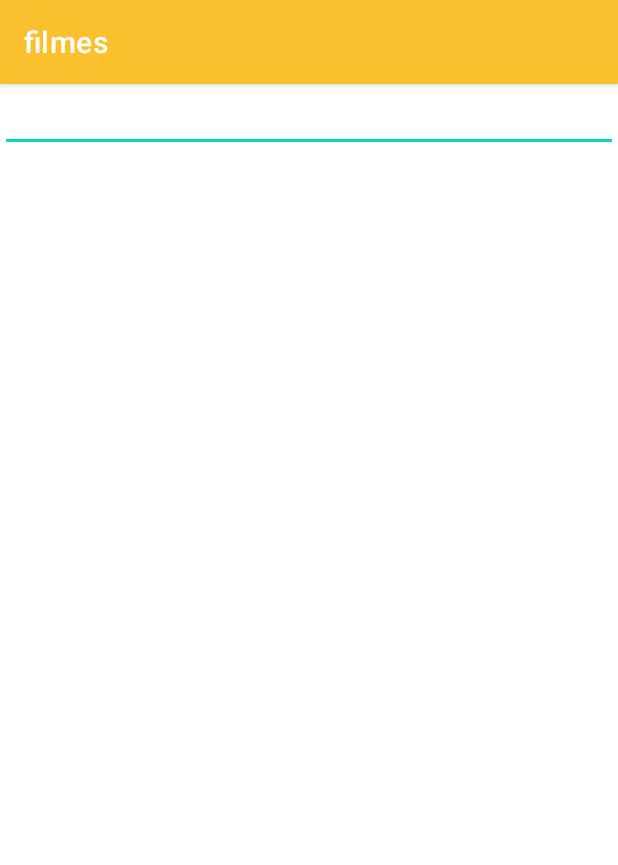
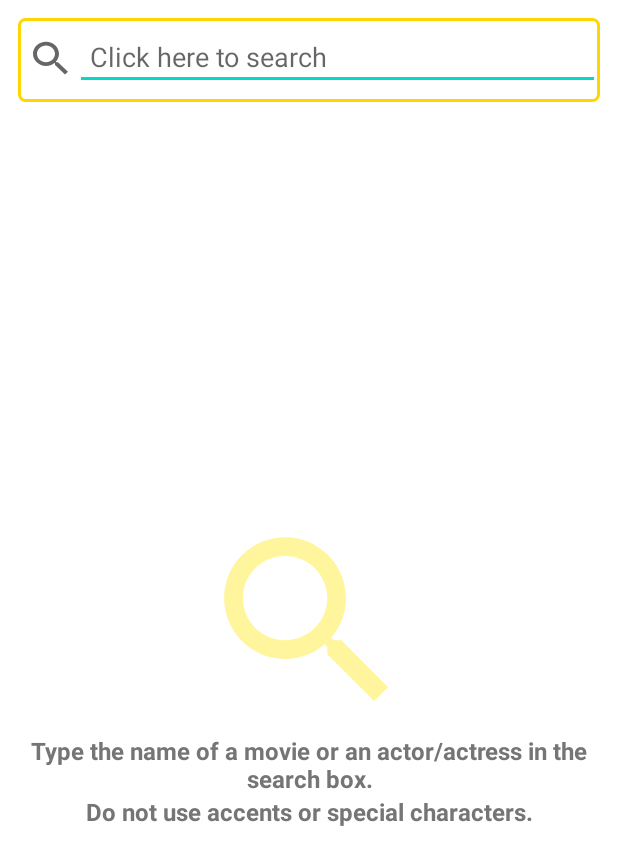
Before and after one commit to aline-mattos/moviesearch, an Android app: the screen it shows after launch (MainActivity), on a phone screen of 412 x 824 dp. Shown: the top 865 px of the screen. Run offline under Robolectric (Android 15) with nearby library versions, the phone set to English and light mode, and no system bars.

Commit message:
First activity creation

```diff
--- a/app/src/main/java/com/mattos/aline/filmes/ui/activity/MainActivity.kt
+++ b/app/src/main/java/com/mattos/aline/filmes/ui/activity/MainActivity.kt
@@ -1,17 +1,39 @@
 package com.mattos.aline.filmes.ui.activity
 
-import androidx.appcompat.app.AppCompatActivity
+import android.app.Activity
 import android.os.Bundle
+import android.view.KeyEvent
+import android.view.inputmethod.EditorInfo
 import com.mattos.aline.filmes.R
+import kotlinx.android.synthetic.main.activity_main.*
 
-class MainActivity : AppCompatActivity() {
+class MainActivity : Activity() {
     override fun onCreate(savedInstanceState: Bundle?) {
         super.onCreate(savedInstanceState)
         setContentView(R.layout.activity_main)
+        setup()
     }
 
     //Setup
     private fun setup() {
+        setupButtons()
+        setupEditText()
+    }
+
+    private fun setupEditText() {
+        edit_text_search.setOnEditorActionListener { view, id, event ->
+            if (id == EditorInfo.IME_ACTION_SEARCH
+                || id == EditorInfo.IME_ACTION_DONE
+                || event.action == KeyEvent.ACTION_DOWN
+                && event.keyCode == KeyEvent.KEYCODE_ENTER) {
+                //aqui ele vai pesquisar o que eu terei digitado?
+                true
+            }
+            false
+        }
+    }
+
+    private fun setupButtons() {
 
     }
 }
--- /dev/null
+++ b/app/src/main/res/drawable/shape_button_search.xml
@@ -0,0 +1,9 @@
+<?xml version="1.0" encoding="utf-8"?>
+<shape xmlns:android="http://schemas.android.com/apk/res/android">
+    <solid android:color="@color/white"/>
+    <corners android:radius="4dp"/>
+    <stroke
+        android:width="2dp"
+        android:color="@color/yellow_A700"/>
+
+</shape>
--- /dev/null
+++ b/app/src/main/res/drawable/vector_search.xml
@@ -0,0 +1,10 @@
+<vector xmlns:android="http://schemas.android.com/apk/res/android"
+    android:width="24dp"
+    android:height="24dp"
+    android:viewportWidth="24"
+    android:viewportHeight="24"
+    android:tint="?attr/colorControlNormal">
+  <path
+      android:fillColor="@android:color/white"
+      android:pathData="M15.5,14h-0.79l-0.28,-0.27C15.41,12.59 16,11.11 16,9.5 16,5.91 13.09,3 9.5,3S3,5.91 3,9.5 5.91,16 9.5,16c1.61,0 3.09,-0.59 4.23,-1.57l0.27,0.28v0.79l5,4.99L20.49,19l-4.99,-5zM9.5,14C7.01,14 5,11.99 5,9.5S7.01,5 9.5,5 14,7.01 14,9.5 11.99,14 9.5,14z"/>
+</vector>
--- a/app/src/main/res/layout/activity_main.xml
+++ b/app/src/main/res/layout/activity_main.xml
@@ -5,12 +5,75 @@
     xmlns:tools="http://schemas.android.com/tools"
     android:layout_width="match_parent"
     android:layout_height="match_parent"
+    android:orientation="vertical"
     tools:context=".ui.activity.MainActivity">
 
-   <EditText
+   <LinearLayout
        android:layout_width="match_parent"
        android:layout_height="wrap_content"
-       tools:text="Search"/>
+       android:orientation="horizontal"
+       android:layout_marginTop="12dp"
+       android:layout_marginStart="12dp"
+       android:layout_marginEnd="12dp"
+       android:layout_gravity="center"
+       android:background="@drawable/shape_button_search">
 
+      <ImageView
+          android:layout_width="70dp"
+          android:layout_height="30dp"
+          android:layout_marginStart="6dp"
+          android:layout_marginTop="12dp"
+          android:layout_weight="0.5"
+          android:background="@drawable/vector_search" />
+
+      <EditText
+          android:id="@+id/edit_text_search"
+          android:layout_width="match_parent"
+          android:layout_height="40dp"
+          android:layout_weight="0.5"
+          android:layout_marginTop="8dp"
+          android:layout_marginBottom="8dp"
+          android:padding="10dp"
+          android:imeOptions="actionSearch"
+          android:textColor="@color/grey_600"
+          android:hint="@string/search_text"/>
+
+   </LinearLayout>
+
+   <LinearLayout
+       android:layout_width="match_parent"
+       android:layout_height="match_parent"
+       android:gravity="center"
+       android:orientation="vertical">
+
+      <ImageView
+          android:layout_width="150dp"
+          android:layout_height="150dp"
+          android:backgroundTint="@color/yellow_200"
+          android:background="@drawable/vector_search"/>
+
+      <TextView
+          android:layout_width="match_parent"
+          android:layout_height="wrap_content"
+          android:textAlignment="center"
+          android:layout_marginStart="20dp"
+          android:layout_marginEnd="20dp"
+          android:textColor="@color/grey_600"
+          android:textStyle="bold"
+          android:textSize="16sp"
+          android:text="@string/search_description"/>
+
+      <TextView
+          android:layout_width="match_parent"
+          android:layout_height="wrap_content"
+          android:textAlignment="center"
+          android:layout_marginStart="20dp"
+          android:layout_marginEnd="20dp"
+          android:textColor="@color/grey_600"
+          android:textStyle="bold"
+          android:textSize="16sp"
+          android:text="@string/search_conditionals"/>
+
+   </LinearLayout>
 
 </LinearLayout>
--- a/app/src/main/res/values/strings.xml
+++ b/app/src/main/res/values/strings.xml
@@ -1,3 +1,9 @@
 <resources>
-    <string name="app_name">filmes</string>
+    //app name
+    <string name="app_name">MovieSearch</string>
+    //main activity
+    <string name="search_text">Click here to search</string>
+    <string name="search_description">Type the name of a movie or an actor/actress in the search box.</string>
+    <string name="search_conditionals">Do not use accents or special characters.</string>
+
 </resources>
```
